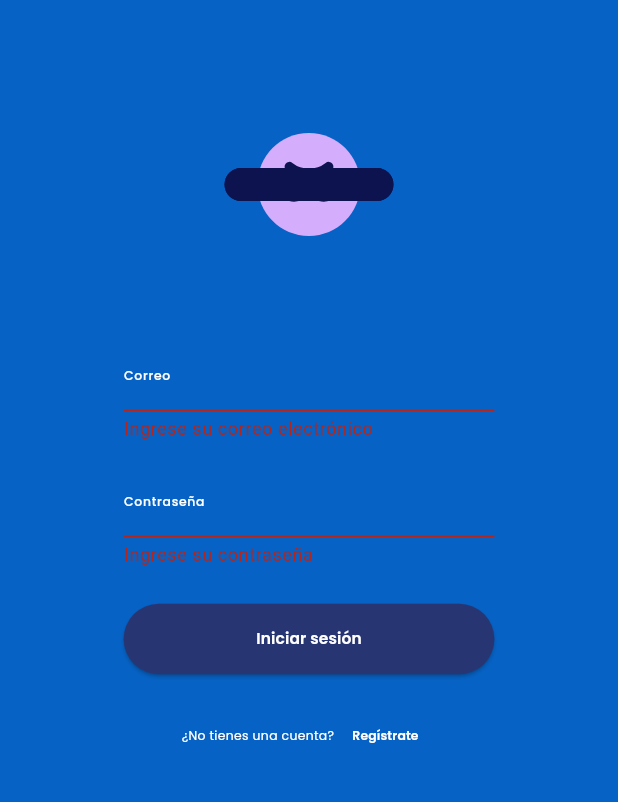
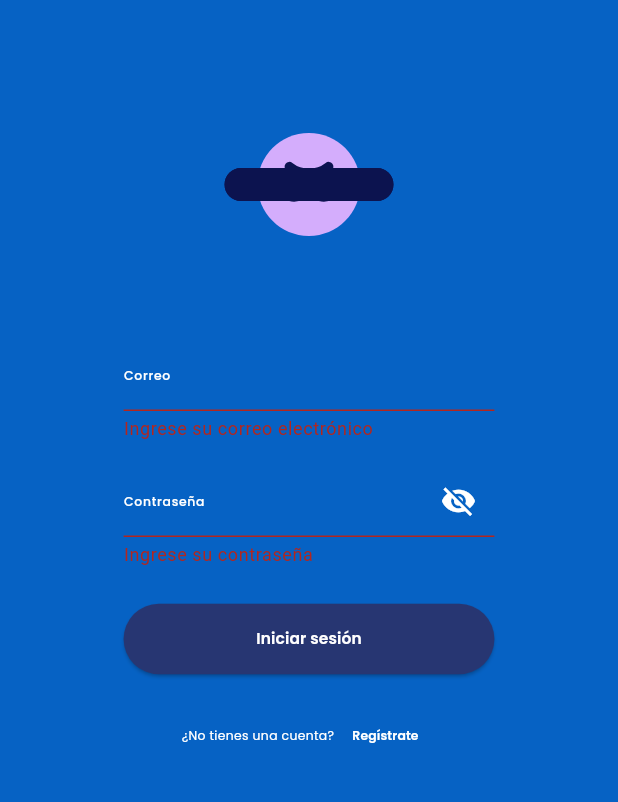
Before and after one commit to GeorgeLN/jules_psa, a Flutter app: the screen it shows after launch, after a tap on "Registrarme", after a tap on "Inicia sesión", after a tap on "Iniciar sesión", on a phone screen of 412 x 824 dp, the part 54-856 px from its top. Run offline on Flutter 3.47's test engine with Material 3 defaults, Android fonts, the phone set to English and light mode, and no system bars; our stand-ins replace audioplayers, carousel_slider, cloud_firestore, firebase_auth, firebase_core, firebase_storage and 3 more; accounts and stored records are empty.

Commit message:
feat: Mejoras en login y registro
Se agrega el ícono de visibilidad en los campos de contraseña y se implementan los mensajes de validación en las pantallas de login y registro.

```diff
--- a/lib/presentation/screens/tablet/login_tablet_screen.dart
+++ b/lib/presentation/screens/tablet/login_tablet_screen.dart
@@ -17,6 +17,7 @@ class _LoginTabletScreenState extends State<LoginTabletScreen> {
   final _emailController = TextEditingController();
   final _passwordController = TextEditingController();
   final _formKey = GlobalKey<FormState>();
+  bool _isPasswordVisible = false;
 
   @override
   void dispose() {
@@ -28,6 +29,7 @@ class _LoginTabletScreenState extends State<LoginTabletScreen> {
   Future<void> _login() async {
     if (_formKey.currentState!.validate()) {
       final authRepository = Provider.of<AuthRepository>(context, listen: false);
+      try {
         final user = await authRepository.signInWithEmailAndPassword(
           _emailController.text,
           _passwordController.text,
@@ -42,10 +44,11 @@ class _LoginTabletScreenState extends State<LoginTabletScreen> {
               builder: (context) => const EmailVerificationTabletScreen(),
             ),
           );
-      } else {
+        }
+      } catch (e) {
         ScaffoldMessenger.of(context).showSnackBar(
-          const SnackBar(
-            content: Text('Error al iniciar sesión. Por favor, verificar sus credenciales.'),
+          SnackBar(
+            content: Text(e.toString().replaceFirst('Exception: ', '')),
           ),
         );
       }
@@ -131,7 +134,7 @@ class _LoginTabletScreenState extends State<LoginTabletScreen> {
                         TextFormField(
                           controller: _passwordController,
                           cursorColor: Colors.white,
-                          obscureText: true,
+                          obscureText: !_isPasswordVisible,
                           style: GoogleFonts.poppins(
                             fontSize: width * 0.02,
                             color: Colors.white,
@@ -151,6 +154,19 @@ class _LoginTabletScreenState extends State<LoginTabletScreen> {
                             focusedBorder: OutlineInputBorder(
                               borderSide: const BorderSide(color: Colors.white),
                               borderRadius: BorderRadius.circular(15),
+                            ),
+                            suffixIcon: IconButton(
+                              icon: Icon(
+                                _isPasswordVisible
+                                    ? Icons.visibility
+                                    : Icons.visibility_off,
+                                color: Colors.white,
+                              ),
+                              onPressed: () {
+                                setState(() {
+                                  _isPasswordVisible = !_isPasswordVisible;
+                                });
+                              },
                             ),
                           ),
                           validator: (value) {
--- a/lib/presentation/screens/tablet/register_tablet_screen.dart
+++ b/lib/presentation/screens/tablet/register_tablet_screen.dart
@@ -17,6 +17,7 @@ class _RegisterTabletScreenState extends State<RegisterTabletScreen> {
   final _passwordController = TextEditingController();
   final _nameController = TextEditingController();
   final _formKey = GlobalKey<FormState>();
+  bool _isPasswordVisible = false;
 
   @override
   void dispose() {
@@ -29,7 +30,7 @@ class _RegisterTabletScreenState extends State<RegisterTabletScreen> {
   Future<void> _register() async {
     if (_formKey.currentState!.validate()) {
       final authRepository = Provider.of<AuthRepository>(context, listen: false);
-
+      try {
         final user = await authRepository.registrarUsuario(
           _emailController.text.trim(),
           _passwordController.text.trim(),
@@ -43,10 +44,11 @@ class _RegisterTabletScreenState extends State<RegisterTabletScreen> {
               builder: (context) => const EmailVerificationTabletScreen(),
             ),
           );
-      } else {
+        }
+      } catch (e) {
         ScaffoldMessenger.of(context).showSnackBar(
-          const SnackBar(
-            content: Text('Error al registrarse. Por favor, intente de nuevo.'),
+          SnackBar(
+            content: Text(e.toString().replaceFirst('Exception: ', '')),
           ),
         );
       }
@@ -169,7 +171,7 @@ class _RegisterTabletScreenState extends State<RegisterTabletScreen> {
                             color: Colors.white,
                             fontWeight: FontWeight.w400,
                           ),
-                          obscureText: true,
+                          obscureText: !_isPasswordVisible,
                           decoration: InputDecoration(
                             labelText: 'Contraseña',
                             labelStyle: GoogleFonts.poppins(
@@ -184,6 +186,19 @@ class _RegisterTabletScreenState extends State<RegisterTabletScreen> {
                             focusedBorder: OutlineInputBorder(
                               borderSide: const BorderSide(color: Colors.white),
                               borderRadius: BorderRadius.circular(15),
+                            ),
+                            suffixIcon: IconButton(
+                              icon: Icon(
+                                _isPasswordVisible
+                                    ? Icons.visibility
+                                    : Icons.visibility_off,
+                                color: Colors.white,
+                              ),
+                              onPressed: () {
+                                setState(() {
+                                  _isPasswordVisible = !_isPasswordVisible;
+                                });
+                              },
                             ),
                           ),
                           validator: (value) {
```
Also changed, not shown: lib/presentation/screens/mobile/login_mobile_screen.dart (+22 -6 lines), lib/presentation/screens/mobile/register_mobile_screen.dart (+20 -5 lines). Lines whose indentation alone changed are shown as unchanged.
